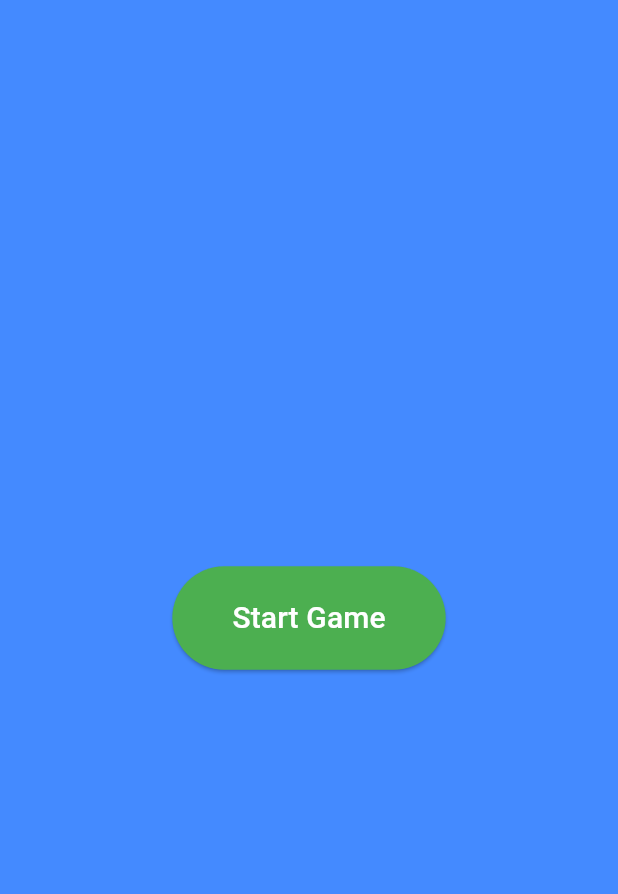
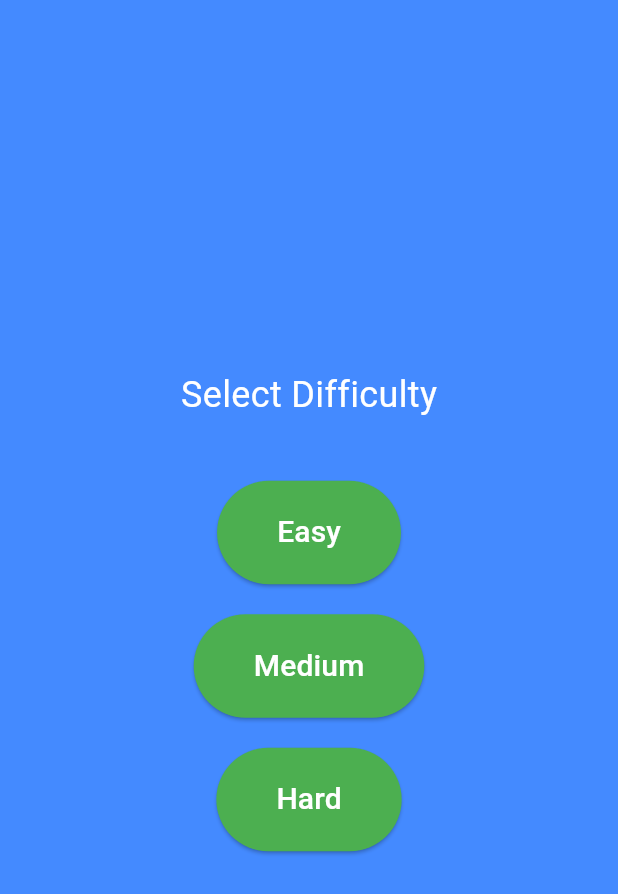
Before and after one commit to tf-charrison/chris_mobile_game, a Flutter app: the screen it shows after launch, on a phone screen of 412 x 824 dp. Shown: the top 894 px of the screen. Run offline on Flutter 3.47's test engine with Material 3 defaults, Android fonts, the phone set to English and light mode, and no system bars; missing offline and left inert: flame.

Commit message:
Added difficulty levels (easy, medium and hard), also added lives 3 maximum and a grade period of 3 seconds between each life

```diff
--- a/lib/start_screen.dart
+++ b/lib/start_screen.dart
@@ -1,5 +1,5 @@
 import 'package:flutter/material.dart';
-import 'game_screen.dart'; // Import the GameScreen widget
+import 'game_screen.dart';
 
 class StartScreen extends StatelessWidget {
   @override
@@ -7,21 +7,39 @@ class StartScreen extends StatelessWidget {
     return Scaffold(
       backgroundColor: Colors.blueAccent,
       body: Center(
+        child: Column(
+          mainAxisAlignment: MainAxisAlignment.center,
+          children: [
+            Text('Select Difficulty', style: TextStyle(fontSize: 24, color: Colors.white)),
+            const SizedBox(height: 30),
+            difficultyButton(context, Difficulty.easy, 'Easy'),
+            difficultyButton(context, Difficulty.medium, 'Medium'),
+            difficultyButton(context, Difficulty.hard, 'Hard'),
+          ],
+        ),
+      ),
+    );
+  }
+
+  Widget difficultyButton(BuildContext context, Difficulty difficulty, String label) {
+    return Padding(
+      padding: const EdgeInsets.symmetric(vertical: 10),
       child: ElevatedButton(
         onPressed: () {
           Navigator.push(
             context,
-              MaterialPageRoute(builder: (context) => GameScreen()),
+            MaterialPageRoute(
+              builder: (_) => GameScreen(difficulty: difficulty),
+            ),
           );
         },
-          child: Text('Start Game', style: TextStyle(fontSize: 20)),
+        child: Text(label, style: TextStyle(fontSize: 20)),
         style: ElevatedButton.styleFrom(
           padding: EdgeInsets.symmetric(horizontal: 40, vertical: 20),
           backgroundColor: Colors.green,
           foregroundColor: Colors.white,
         ),
       ),
-      ),
     );
   }
 }
```
Also changed, not shown: lib/game_screen.dart (+53 -6 lines). Lines whose indentation alone changed are shown as unchanged.
